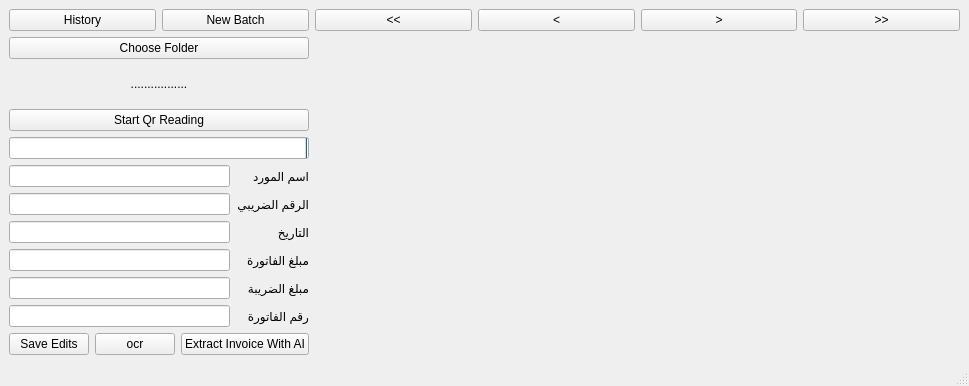
Above: qrdetector.ui from skardum/invoices-reader before the change. Below: the same form after it.
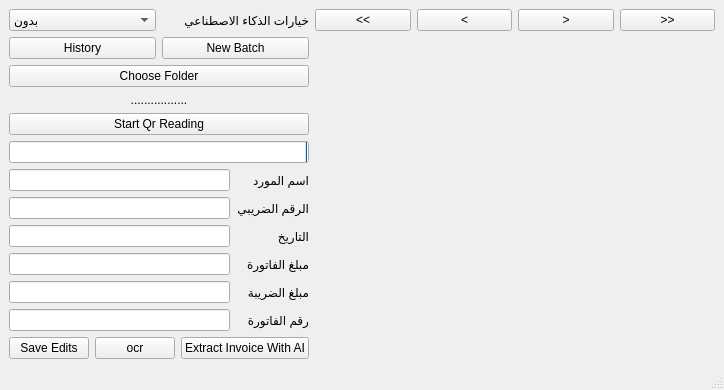
That is the form after the change.

Commit message: ADD COMBOBOX TO CHOOSE AI MODEL

The edit to the form file:
```diff
--- a/qrdetector.ui
+++ b/qrdetector.ui
@@ -6,8 +6,8 @@
    <rect>
     <x>0</x>
     <y>0</y>
-    <width>969</width>
-    <height>386</height>
+    <width>724</width>
+    <height>381</height>
    </rect>
   </property>
   <property name="windowTitle">
@@ -19,20 +19,46 @@
      <layout class="QGridLayout" name="gridLayout_6">
       <item row="0" column="0">
        <layout class="QGridLayout" name="gridLayout_5">
-        <item row="0" column="0">
+        <item row="1" column="0">
          <widget class="QPushButton" name="previous_extractions">
           <property name="text">
            <string>History</string>
           </property>
          </widget>
         </item>
-        <item row="0" column="1">
+        <item row="1" column="1">
          <widget class="QPushButton" name="new_batch">
           <property name="text">
            <string>New Batch</string>
           </property>
          </widget>
         </item>
+        <item row="0" column="0">
+         <widget class="QComboBox" name="comboBox">
+          <item>
+           <property name="text">
+            <string>بدون</string>
+           </property>
+          </item>
+          <item>
+           <property name="text">
+            <string>GEMINI</string>
+           </property>
+          </item>
+          <item>
+           <property name="text">
+            <string>OLLAMA</string>
+           </property>
+          </item>
+         </widget>
+        </item>
+        <item row="0" column="1">
+         <widget class="QLabel" name="label_8">
+          <property name="text">
+           <string>خيارات الذكاء الاصطناعي</string>
+          </property>
+         </widget>
+        </item>
        </layout>
       </item>
       <item row="1" column="0">
```
Left out of the diff: 2 changed lines with no effect on the pictures. The commit also changes 3 other files.
